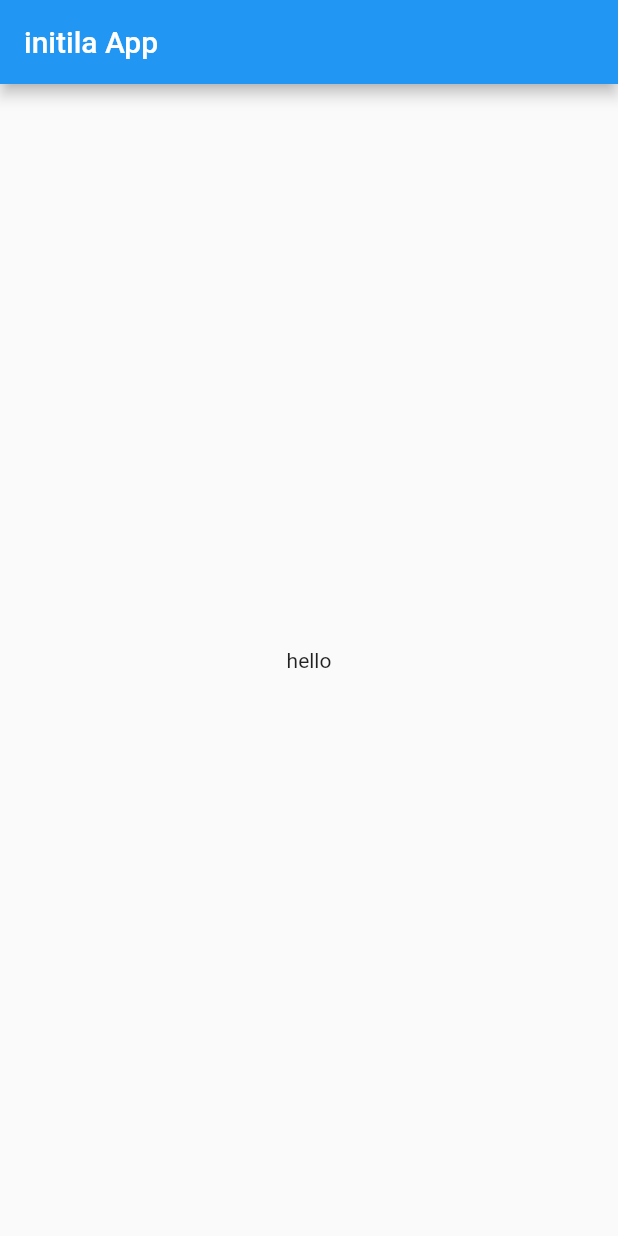
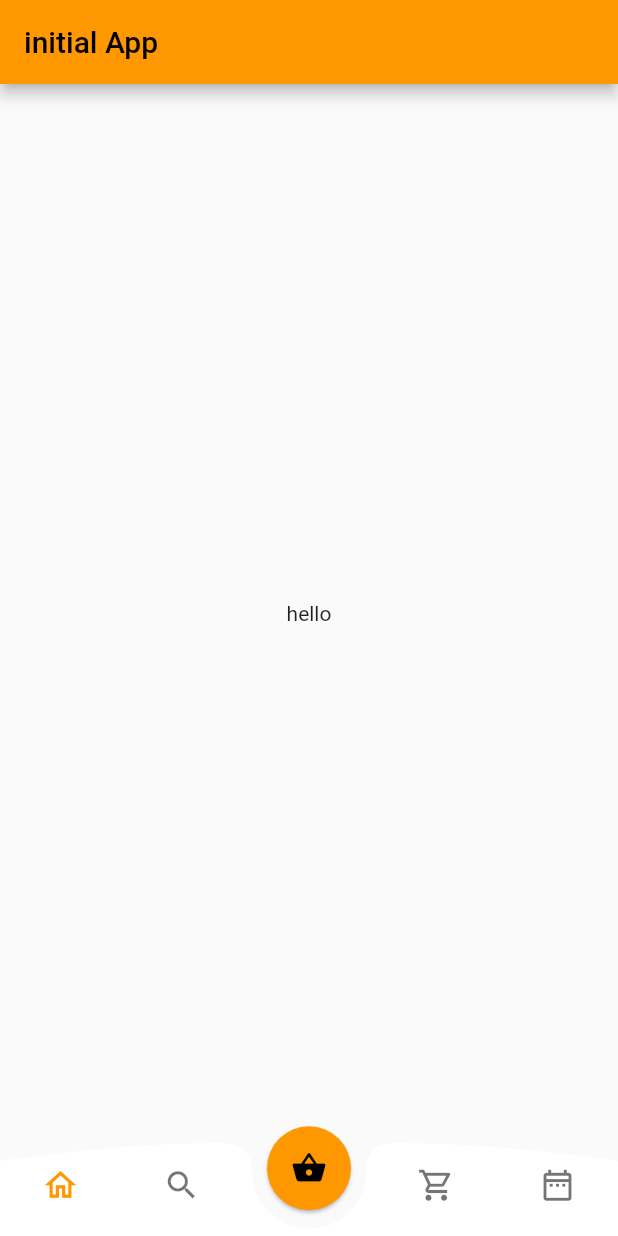
Before and after one commit to hiranj-kotak/gym, a Flutter app: the screen it shows after launch, on a phone screen of 412 x 824 dp. Run offline on Flutter 3.47's test engine with Material 2 defaults, Android fonts, the phone set to English and light mode, and no system bars.

Commit message:
first_commit

```diff
--- a/lib/main.dart
+++ b/lib/main.dart
@@ -1,7 +1,14 @@
+//packages
 import 'package:flutter/material.dart';
 
+//screens
+import './screens/home_screen.dart';
+
+//widgets
+//providers
+
 void main() {
-  runApp(MyApp());
+  runApp(const MyApp());
 }
 
 class MyApp extends StatelessWidget {
@@ -10,22 +17,13 @@ class MyApp extends StatelessWidget {
   @override
   Widget build(BuildContext context) {
     return MaterialApp(
+      theme: ThemeData(
+        primarySwatch: Colors.orange,
+      ),
       title: 'Gym',
-      home: MyHomePage(),
+      routes: {
+        MyHomePage.route: (context) => MyHomePage(),
+      },
     );
   }
 }
-
-class MyHomePage extends StatelessWidget {
-  @override
-  Widget build(BuildContext context) {
-    return Scaffold(
-      appBar: AppBar(
-        title: Text("initila App"),
-      ),
-      body: const Center(
-        child: Text("hello"),
-      ),
-    );
-  }
-}
--- /dev/null
+++ b/lib/screens/home_screen.dart
@@ -0,0 +1,21 @@
+import 'package:flutter/material.dart';
+
+import '../widgets/bottom_nav_bar.dart';
+
+// ignore: use_key_in_widget_constructors
+class MyHomePage extends StatelessWidget {
+  static const route = '/';
+  @override
+  Widget build(BuildContext context) {
+    return Scaffold(
+      appBar: AppBar(
+        backgroundColor: Colors.orange,
+        title: const Text("initial App"),
+      ),
+      body: const Center(
+        child: Text("hello"),
+      ),
+      bottomNavigationBar: const BottomNavBarCurvedFb1(),
+    );
+  }
+}
--- /dev/null
+++ b/lib/widgets/bottom_nav_bar.dart
@@ -0,0 +1,177 @@
+import 'package:flutter/material.dart';
+
+class BottomNavBarCurvedFb1 extends StatefulWidget {
+  const BottomNavBarCurvedFb1({Key? key}) : super(key: key);
+
+  @override
+  BottomNavBarCurvedFb1State createState() => BottomNavBarCurvedFb1State();
+}
+
+class BottomNavBarCurvedFb1State extends State<BottomNavBarCurvedFb1> {
+  int _selectedIndex = 0;
+  @override
+  Widget build(BuildContext context) {
+    Size size = MediaQuery.of(context).size;
+    double height = 56;
+
+    final primaryColor = Colors.orange;
+    final secondaryColor = Colors.black54;
+    final accentColor = const Color(0xffffffff);
+    final backgroundColor = Colors.white;
+
+    return BottomAppBar(
+      color: Colors.transparent,
+      elevation: 0,
+      child: Stack(
+        children: [
+          CustomPaint(
+            size: Size(size.width, height + 6),
+            painter: BottomNavCurvePainter(backgroundColor: backgroundColor),
+          ),
+          Center(
+            heightFactor: 0.6,
+            child: FloatingActionButton(
+                backgroundColor: primaryColor,
+                elevation: 1,
+                onPressed: () {},
+                child: const Icon(Icons.shopping_basket)),
+          ),
+          Container(
+            height: height,
+            child: Row(
+              mainAxisAlignment: MainAxisAlignment.spaceAround,
+              children: [
+                NavBarIcon(
+                  text: "Home",
+                  icon: Icons.home_outlined,
+                  selected: _selectedIndex == 0,
+                  onPressed: () {
+                    setState(() {
+                      _selectedIndex = 0;
+                    });
+                  },
+                  defaultColor: secondaryColor,
+                  selectedColor: primaryColor,
+                ),
+                NavBarIcon(
+                  text: "Search",
+                  icon: Icons.search_outlined,
+                  selected: _selectedIndex == 1,
+                  onPressed: () {
+                    setState(() {
+                      _selectedIndex = 1;
+                    });
+                  },
+                  defaultColor: secondaryColor,
+                  selectedColor: primaryColor,
+                ),
+                SizedBox(width: 56),
+                NavBarIcon(
+                    text: "Cart",
+                    icon: Icons.local_grocery_store_outlined,
+                    selected: _selectedIndex == 2,
+                    onPressed: () {
+                      setState(() {
+                        _selectedIndex = 2;
+                      });
+                    },
+                    defaultColor: secondaryColor,
+                    selectedColor: primaryColor),
+                NavBarIcon(
+                  text: "Calendar",
+                  icon: Icons.date_range_outlined,
+                  selected: _selectedIndex == 3,
+                  onPressed: () {
+                    setState(() {
+                      _selectedIndex = 3;
+                    });
+                  },
+                  selectedColor: primaryColor,
+                  defaultColor: secondaryColor,
+                )
+              ],
+            ),
+          ),
+        ],
+      ),
+    );
+  }
+}
+
+class BottomNavCurvePainter extends CustomPainter {
+  BottomNavCurvePainter(
+      {this.backgroundColor = Colors.white, this.insetRadius = 38});
+
+  Color backgroundColor;
+  double insetRadius;
+  @override
+  void paint(Canvas canvas, Size size) {
+    Paint paint = Paint()
+      ..color = backgroundColor
+      ..style = PaintingStyle.fill;
+    Path path = Path()..moveTo(0, 12);
+
+    double insetCurveBeginnningX = size.width / 2 - insetRadius;
+    double insetCurveEndX = size.width / 2 + insetRadius;
+    double transitionToInsetCurveWidth = size.width * .05;
+    path.quadraticBezierTo(size.width * 0.20, 0,
+        insetCurveBeginnningX - transitionToInsetCurveWidth, 0);
+    path.quadraticBezierTo(
+        insetCurveBeginnningX, 0, insetCurveBeginnningX, insetRadius / 2);
+
+    path.arcToPoint(Offset(insetCurveEndX, insetRadius / 2),
+        radius: Radius.circular(10.0), clockwise: false);
+
+    path.quadraticBezierTo(
+        insetCurveEndX, 0, insetCurveEndX + transitionToInsetCurveWidth, 0);
+    path.quadraticBezierTo(size.width * 0.80, 0, size.width, 12);
+    path.lineTo(size.width, size.height + 56);
+    path.lineTo(
+        0,
+        size.height +
+            56); //+56 here extends the navbar below app bar to include extra space on some screens (iphone 11)
+    canvas.drawPath(path, paint);
+  }
+
+  @override
+  bool shouldRepaint(CustomPainter oldDelegate) {
+    return false;
+  }
+}
+
+class NavBarIcon extends StatelessWidget {
+  const NavBarIcon(
+      {Key? key,
+      required this.text,
+      required this.icon,
+      required this.selected,
+      required this.onPressed,
+      this.selectedColor = const Color(0xffFF8527),
+      this.defaultColor = Colors.black54})
+      : super(key: key);
+  final String text;
+  final IconData icon;
+  final bool selected;
+  final Function() onPressed;
+  final Color defaultColor;
+  final Color selectedColor;
+
+  @override
+  Widget build(BuildContext context) {
+    return Column(
+      mainAxisAlignment: MainAxisAlignment.center,
+      children: [
+        IconButton(
+          onPressed: onPressed,
+          splashColor: Colors.transparent,
+          highlightColor: Colors.transparent,
+          icon: Icon(
+            icon,
+            size: 25,
+            color: selected ? selectedColor : defaultColor,
+          ),
+        ),
+      ],
+    );
+  }
+}
```
